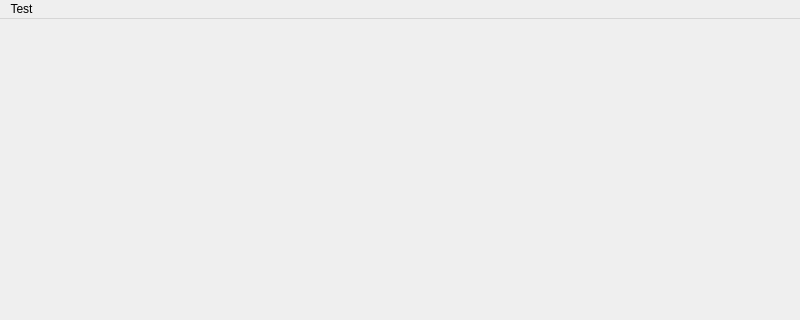
This is qt-example/mainwindow.ui in insert-username/opencascade-practice as Qt 5 draws it before an edit; both pictures show x 0 to 800 and y 0 to 320 of the 800 by 600 pixel window. The edited form follows.
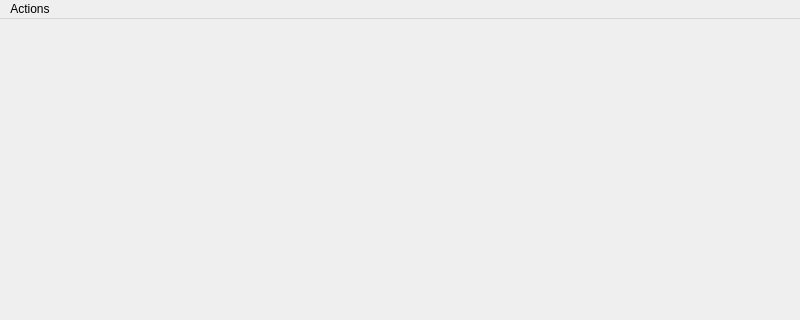
This is the edited form.

```diff
--- a/qt-example/mainwindow.ui
+++ b/qt-example/mainwindow.ui
@@ -25,7 +25,7 @@
    </property>
    <widget class="QMenu" name="menuTest">
     <property name="title">
-     <string>Test</string>
+     <string>Actions</string>
     </property>
    </widget>
    <addaction name="menuTest"/>
```
Left out of the diff: 6 changed lines with no effect on the pictures.
